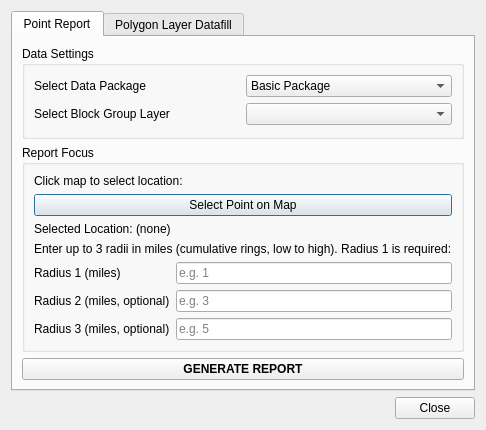
retailgravity/qgis-demographic-reports, file demo_reports_dialog_base.ui: the form before one commit.
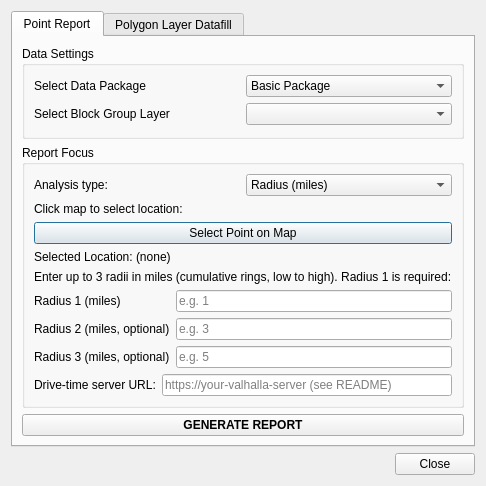
The form after the commit.

Commit message: Add drive-time (Valhalla isochrone) analysis to point reports

Diff of the .ui file:
```diff
--- a/demo_reports_dialog_base.ui
+++ b/demo_reports_dialog_base.ui
@@ -75,6 +75,31 @@
           <string>Report Focus</string>
          </property>
          <layout class="QVBoxLayout" name="verticalLayout_4">
+          <item>
+           <layout class="QHBoxLayout" name="analysisTypeLayout">
+            <item>
+             <widget class="QLabel" name="analysisTypeLabel">
+              <property name="text">
+               <string>Analysis type:</string>
+              </property>
+             </widget>
+            </item>
+            <item>
+             <widget class="QComboBox" name="analysisTypeComboBox">
+              <item>
+               <property name="text">
+                <string>Radius (miles)</string>
+               </property>
+              </item>
+              <item>
+               <property name="text">
+                <string>Drive time (minutes)</string>
+               </property>
+              </item>
+             </widget>
+            </item>
+           </layout>
+          </item>
           <item>
            <widget class="QLabel" name="label_3">
             <property name="text">
@@ -149,6 +174,24 @@
             </item>
            </layout>
           </item>
+          <item>
+           <layout class="QHBoxLayout" name="routingServerLayout">
+            <item>
+             <widget class="QLabel" name="routingServerLabel">
+              <property name="text">
+               <string>Drive-time server URL:</string>
+              </property>
+             </widget>
+            </item>
+            <item>
+             <widget class="QLineEdit" name="routingServerLineEdit">
+              <property name="placeholderText">
+               <string>https://your-valhalla-server (see README)</string>
+              </property>
+             </widget>
+            </item>
+           </layout>
+          </item>
          </layout>
         </widget>
        </item>
```
The commit also changes 7 other files.
